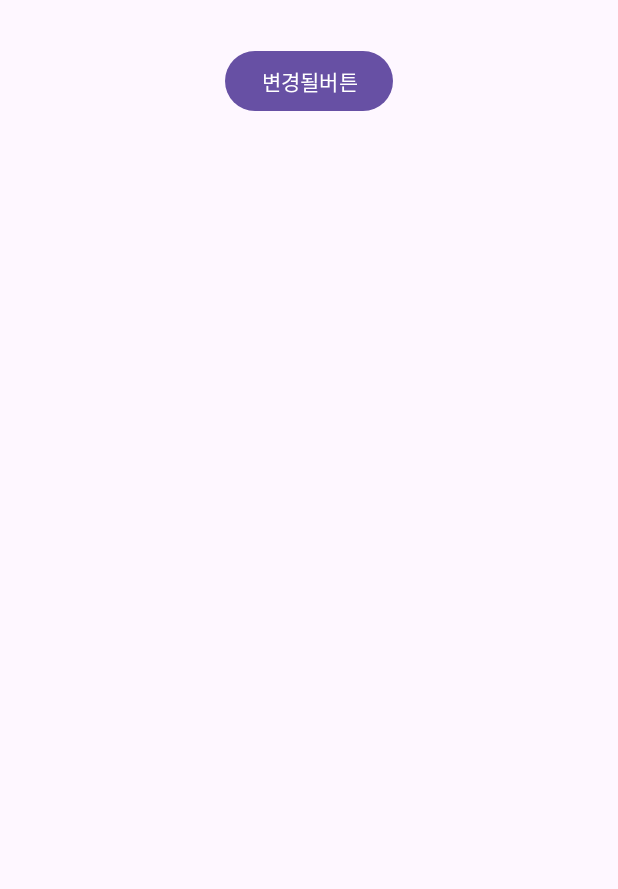
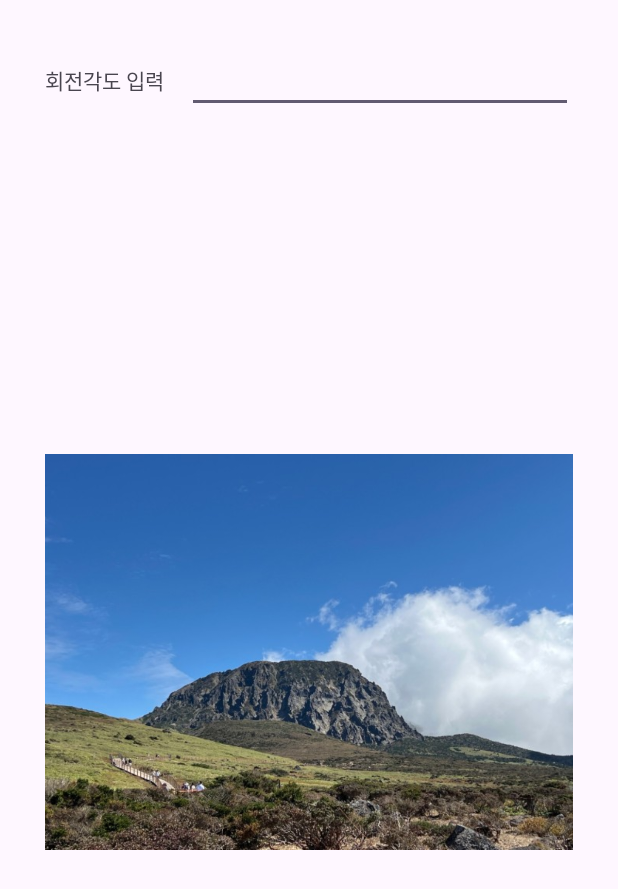
Before and after one commit to Leegongseok/Ex7_1_OptionMenu, an Android app: the screen it shows after launch (MainActivity), on a phone screen of 412 x 824 dp. Shown: the top 889 px of the screen. Run offline under Robolectric (Android 15) with nearby library versions, the phone set to English and light mode, and no system bars; 1 statement that could not run was skipped.

Commit message:
직접풀어보기 7-1 1번 내용만 수정됨

```diff
--- a/app/src/main/res/layout/activity_main.xml
+++ b/app/src/main/res/layout/activity_main.xml
@@ -7,14 +7,34 @@
     android:id="@+id/linear"
     android:gravity="center_horizontal"
     android:orientation="vertical"
+    android:padding="30dp"
     tools:context=".MainActivity">
+    <LinearLayout
+        android:orientation="horizontal"
+        android:layout_width="match_parent"
+        android:layout_height="wrap_content">
+        <TextView
+            android:layout_width="wrap_content"
+            android:layout_height="wrap_content"
+            android:layout_marginRight="15dp"
+            android:text="회전각도 입력"/>
+        <EditText
+            android:id="@+id/editDegree"
+            android:layout_width="match_parent"
+            android:layout_height="wrap_content"/>
+    </LinearLayout>
+    <LinearLayout
+        android:orientation="vertical"
+        android:layout_width="match_parent"
+        android:layout_height="match_parent"
+        android:gravity="center">
+        <ImageView
+            android:layout_gravity="center"
+            android:layout_width="wrap_content"
+            android:layout_height="wrap_content"
+            android:src="@drawable/img1"/>
+    </LinearLayout>
 
-    <Button
-        android:id="@+id/btn"
-        android:layout_width="wrap_content"
-        android:layout_height="wrap_content"
-        android:layout_marginTop="30dp"
-        android:text="변경될버튼"/>
 
 
 
```
Also changed, not shown: app/src/main/res/drawable/img1.jpg (added), app/src/main/res/drawable/img2.jpg (added), app/src/main/res/drawable/img3.jpg (added).
